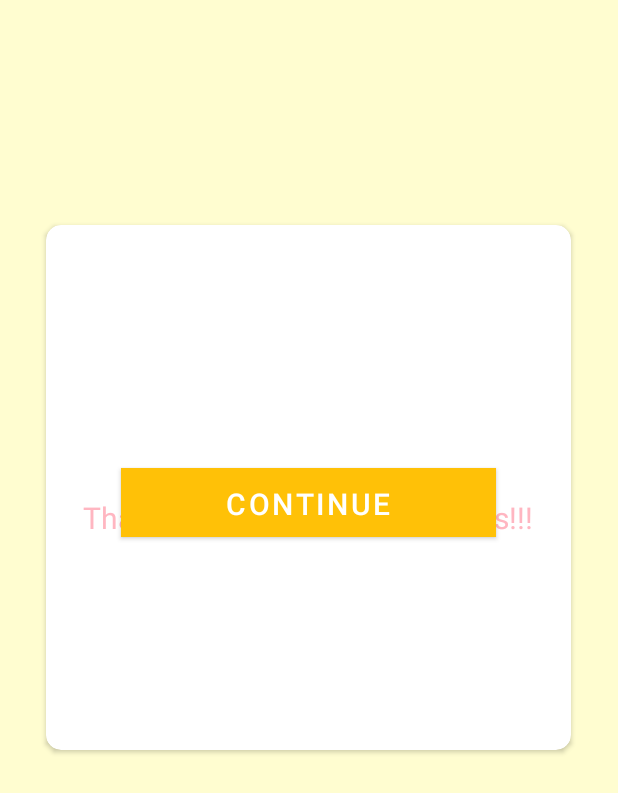
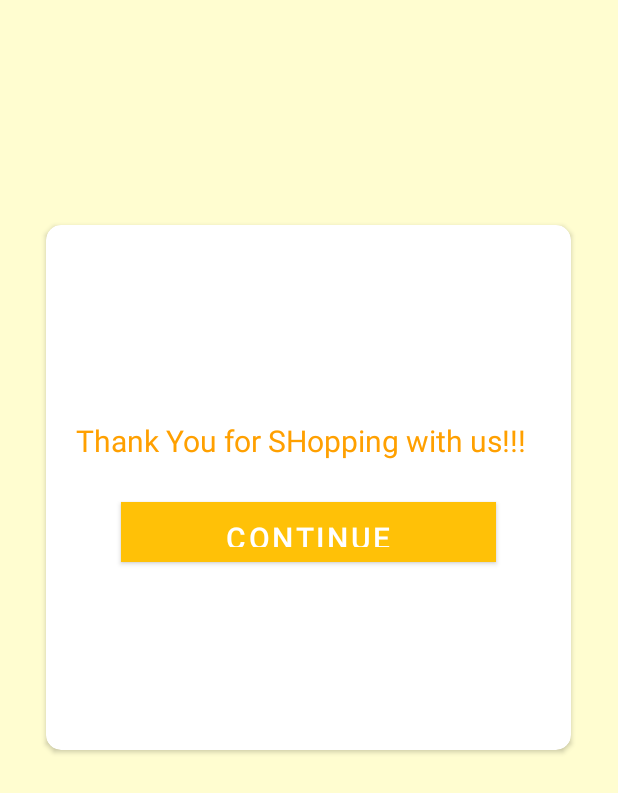
Before and after one commit to Kashish199/Fashion-Hub, an Android app: the layout activity_thank_you.xml on its own in the app's theme, with its tools: preview values and no code run, on a phone screen of 412 x 824 dp. Shown: the top 793 px of the screen. Run offline under Robolectric (Android 15) with nearby library versions, the phone set to English and light mode, and no system bars.

Commit message:
Thankyou page Ui and Java code

```diff
--- a/app/build.gradle
+++ b/app/build.gradle
@@ -30,10 +30,11 @@ dependencies {
     implementation 'androidx.cardview:cardview:1.0.0'
     implementation 'com.paypal.sdk:paypal-android-sdk:2.16.0'
     implementation 'androidx.recyclerview:recyclerview:1.1.0'
+    implementation 'de.hdodenhof:circleimageview:3.1.0'
     implementation 'org.jetbrains:annotations-java5:15.0'
     implementation 'com.google.firebase:firebase-auth:20.0.2'
     implementation 'com.google.firebase:firebase-functions:19.2.0'
-    implementation 'com.google.firebase:firebase-firestore:22.0.2'
+    implementation 'com.google.firebase:firebase-firestore:22.1.0'
     implementation 'com.google.android.material:material:1.3.0'
     implementation 'androidx.navigation:navigation-fragment:2.3.3'
     implementation 'androidx.navigation:navigation-ui:2.3.3'
--- a/app/src/main/AndroidManifest.xml
+++ b/app/src/main/AndroidManifest.xml
@@ -9,7 +9,8 @@
         android:roundIcon="@mipmap/ic_launcher_round"
         android:supportsRtl="true"
         android:theme="@style/AppTheme">
-        <activity android:name=".UpdateProduct"></activity>
+        <activity android:name=".ProfileDetails"></activity>
+        <activity android:name=".UpdateProduct" />
         <activity android:name=".PostList" />
         <activity android:name=".ForgotPassword" />
         <activity android:name=".AdminRole" />
--- a/app/src/main/res/layout/activity_thank_you.xml
+++ b/app/src/main/res/layout/activity_thank_you.xml
@@ -18,21 +18,20 @@
         <TextView
             android:layout_width="wrap_content"
             android:layout_height="wrap_content"
-
             android:text="Thank You for SHopping with us!!!"
             android:id="@+id/TsignUp"
             android:textSize="20dp"
-            android:textColor="#FFB6C1"
-            android:layout_gravity="center"
-            android:layout_marginTop="20dp">
+            android:textColor="#ffa000"
+            android:layout_marginTop="130dp"
+            android:layout_marginLeft="20dp">
 
         </TextView>
         <Button
             android:id="@+id/cont"
             android:layout_width="250dp"
-            android:layout_height="46dp"
+            android:layout_height="40dp"
             android:textColor="#ffffff"
-            android:layout_marginTop="10dp"
+            android:layout_marginTop="30dp"
             android:layout_gravity="center"
             android:background="#FFB6C1"
             android:text="Continue Shopping"
```
Also changed, not shown: app/src/main/java/com/example/fashionhub/ThankYou.java (added, +36 -0 lines), app/src/main/java/com/example/fashionhub/adapter/ListAdapter.java (+57 -59 lines).
